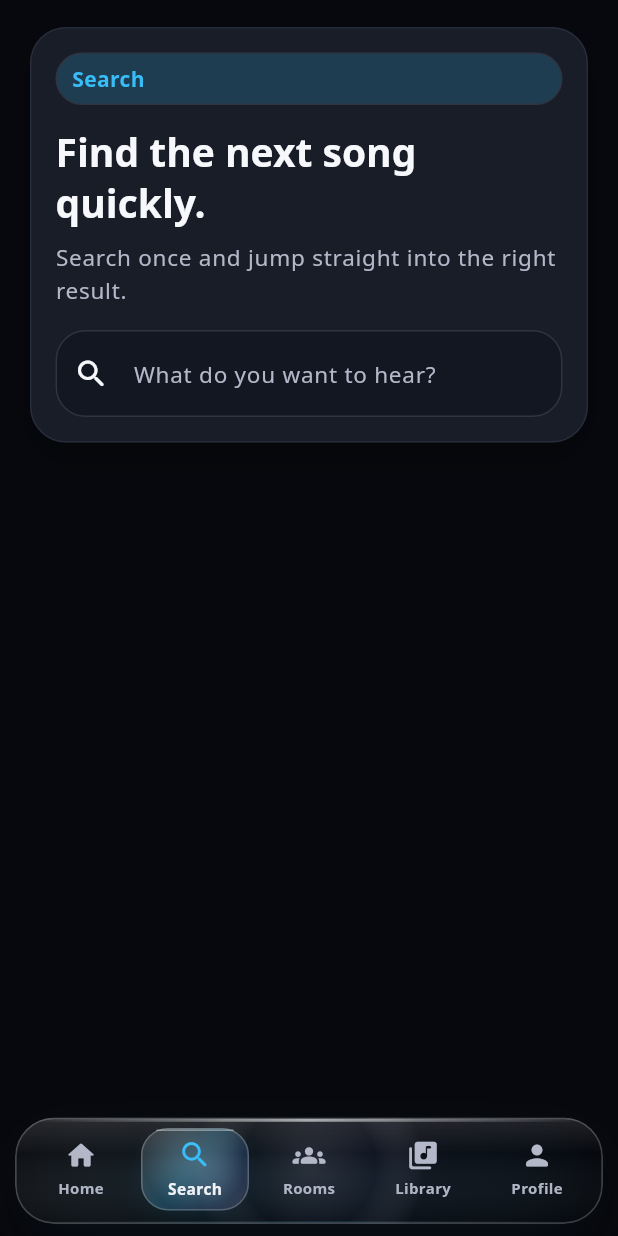
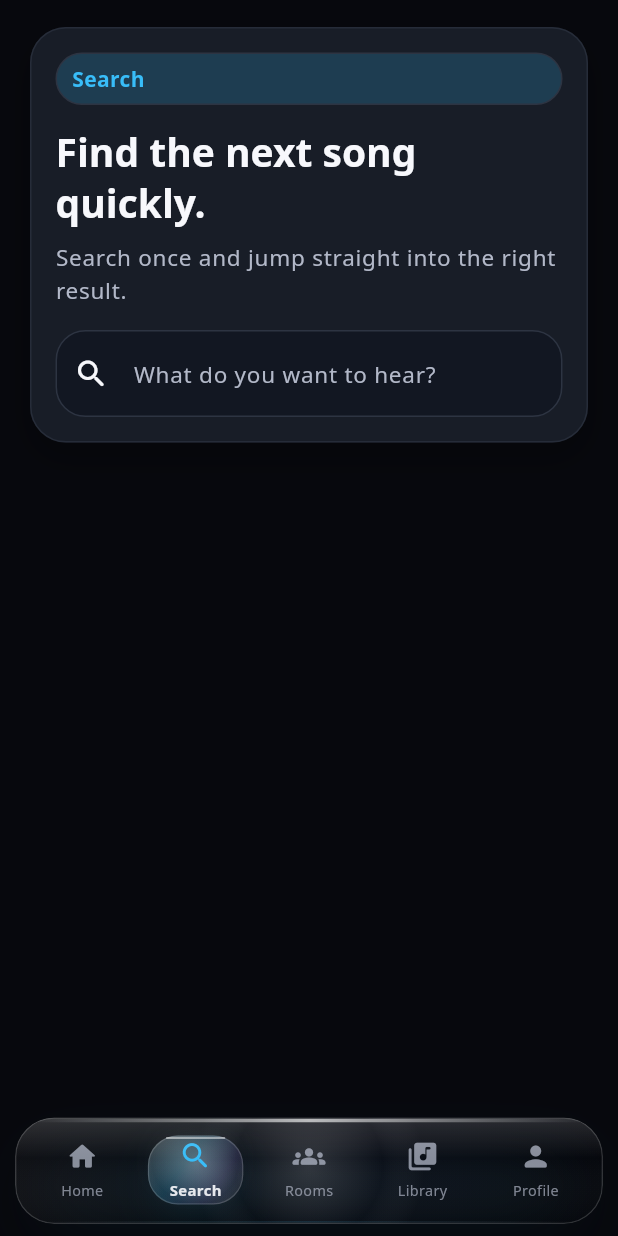
Before and after one commit to SkyBotsDeveloper/AurexWeb, a Flutter app: the screen it shows after launch, item 2 of the bottom bar chosen, on a phone screen of 412 x 824 dp. Run offline on Flutter 3.47's test engine with Material 3 defaults, Android fonts, the phone set to English and light mode, and no system bars; our stand-ins replace audio_service, cached_network_image, dio, flutter_riverpod, go_router, just_audio and 9 more; missing offline and left inert: just_audio_media_kit; accounts and stored records are empty; network calls fail.

Commit message:
Polish Android liquid glass dock

```diff
--- a/lib/app/router/app_router.dart
+++ b/lib/app/router/app_router.dart
@@ -271,10 +271,10 @@ class _AppShell extends ConsumerWidget {
                               borderRadius: BorderRadius.circular(
                                 compactBottomChrome ? 22 : 26,
                               ),
-                              blurSigma: 15,
+                              blurSigma: 13.5,
                               tintColor: isDark
-                                  ? palette.surfaceElevated.withAlpha(138)
-                                  : Colors.white.withAlpha(166),
+                                  ? palette.surfaceElevated.withAlpha(112)
+                                  : Colors.white.withAlpha(150),
                               child: const MiniPlayer(embedded: true),
                             ),
                             SizedBox(height: compactBottomChrome ? 7 : 9),
@@ -283,10 +283,10 @@ class _AppShell extends ConsumerWidget {
                             borderRadius: BorderRadius.circular(
                               compactBottomChrome ? 26 : 30,
                             ),
-                            blurSigma: 13,
+                            blurSigma: 11.5,
                             tintColor: isDark
-                                ? palette.surface.withAlpha(84)
-                                : Colors.white.withAlpha(122),
+                                ? palette.surface.withAlpha(54)
+                                : Colors.white.withAlpha(104),
                             child: AppBottomNav(
                               currentIndex: navigationShell.currentIndex,
                               embedded: true,
--- a/lib/core/widgets/app_bottom_nav.dart
+++ b/lib/core/widgets/app_bottom_nav.dart
@@ -1,3 +1,5 @@
+import 'dart:math' as math;
+
 import 'package:flutter/material.dart';
 import 'package:flutter_riverpod/flutter_riverpod.dart';
 
@@ -37,9 +39,9 @@ class AppBottomNav extends ConsumerWidget {
           ? EdgeInsets.zero
           : const EdgeInsets.fromLTRB(14, 0, 14, 14),
       padding: EdgeInsets.fromLTRB(
-        embedded ? 6 : 8,
-        embedded ? 6 : 8,
-        embedded ? 6 : 8,
+        embedded ? 7 : 8,
+        embedded ? 7 : 8,
+        embedded ? 7 : 8,
         embedded ? 8 : 8,
       ),
       decoration: embedded
@@ -98,18 +100,23 @@ class _LiquidNavItems extends StatelessWidget {
     return LayoutBuilder(
       builder: (context, constraints) {
         final itemWidth = constraints.maxWidth / items.length;
-        final gutter = compact ? 2.0 : 3.0;
+        final indicatorWidth = math.min(
+          itemWidth - (compact ? 12 : 16),
+          compact ? 74.0 : 88.0,
+        );
+        final indicatorLeft =
+            (currentIndex * itemWidth) + ((itemWidth - indicatorWidth) / 2);
 
         return Stack(
           clipBehavior: Clip.none,
           children: [
             AnimatedPositioned(
-              duration: const Duration(milliseconds: 460),
-              curve: Curves.easeOutBack,
-              left: currentIndex * itemWidth + gutter,
-              top: compact ? 1 : 0,
-              bottom: compact ? 1 : 0,
-              width: itemWidth - (gutter * 2),
+              duration: const Duration(milliseconds: 520),
+              curve: Curves.easeOutCubic,
+              left: indicatorLeft,
+              top: compact ? 5 : 6,
+              bottom: compact ? 5 : 6,
+              width: indicatorWidth,
               child: _LiquidNavIndicator(compact: compact, isDark: isDark),
             ),
             Row(
@@ -150,34 +157,36 @@ class _LiquidNavIndicator extends StatelessWidget {
 
     return DecoratedBox(
       decoration: BoxDecoration(
-        borderRadius: BorderRadius.circular(compact ? 18 : 20),
+        borderRadius: BorderRadius.circular(compact ? 20 : 22),
         gradient: LinearGradient(
           begin: Alignment.topLeft,
           end: Alignment.bottomRight,
           colors: [
-            Colors.white.withAlpha(isDark ? 34 : 122),
-            palette.accent.withAlpha(isDark ? 54 : 34),
-            palette.accentStrong.withAlpha(isDark ? 34 : 20),
+            Colors.white.withAlpha(isDark ? 58 : 138),
+            palette.accent.withAlpha(isDark ? 48 : 30),
+            palette.accentStrong.withAlpha(isDark ? 38 : 22),
+            Colors.white.withAlpha(isDark ? 16 : 74),
           ],
-          stops: const [0, 0.46, 1],
+          stops: const [0, 0.4, 0.72, 1],
         ),
         border: Border.all(
           color: isDark
-              ? Colors.white.withAlpha(58)
-              : Colors.white.withAlpha(210),
+              ? Colors.white.withAlpha(42)
+              : Colors.white.withAlpha(190),
+          width: 0.8,
         ),
         boxShadow: [
           BoxShadow(
-            color: palette.glow.withAlpha(isDark ? 46 : 24),
-            blurRadius: 24,
-            spreadRadius: -8,
-            offset: const Offset(0, 8),
+            color: palette.glow.withAlpha(isDark ? 50 : 26),
+            blurRadius: 28,
+            spreadRadius: -9,
+            offset: const Offset(0, 9),
           ),
           BoxShadow(
-            color: Colors.white.withAlpha(isDark ? 14 : 74),
-            blurRadius: 16,
-            spreadRadius: -10,
-            offset: const Offset(0, -5),
+            color: Colors.white.withAlpha(isDark ? 28 : 82),
+            blurRadius: 18,
+            spreadRadius: -11,
+            offset: const Offset(0, -6),
           ),
         ],
       ),
@@ -186,29 +195,29 @@ class _LiquidNavIndicator extends StatelessWidget {
           Positioned.fill(
             child: DecoratedBox(
               decoration: BoxDecoration(
-                borderRadius: BorderRadius.circular(compact ? 18 : 20),
+                borderRadius: BorderRadius.circular(compact ? 20 : 22),
                 gradient: RadialGradient(
-                  center: const Alignment(0, -0.18),
-                  radius: 1,
+                  center: const Alignment(0, -0.24),
+                  radius: 0.92,
                   colors: [
-                    Colors.white.withAlpha(isDark ? 38 : 116),
+                    Colors.white.withAlpha(isDark ? 62 : 132),
                     Colors.white.withAlpha(0),
-                    Colors.black.withAlpha(isDark ? 28 : 0),
+                    Colors.black.withAlpha(isDark ? 10 : 0),
                   ],
-                  stops: const [0, 0.62, 1],
+                  stops: const [0, 0.68, 1],
                 ),
               ),
             ),
           ),
           Positioned(
-            left: 10,
-            right: 10,
+            left: 12,
+            right: 12,
             top: 1,
-            height: 1,
+            height: 1.4,
             child: DecoratedBox(
               decoration: BoxDecoration(
                 borderRadius: BorderRadius.circular(999),
-                color: Colors.white.withAlpha(isDark ? 96 : 190),
+                color: Colors.white.withAlpha(isDark ? 128 : 208),
               ),
             ),
           ),
@@ -243,7 +252,7 @@ class _LiquidNavItem extends StatelessWidget {
       scale: selected ? 1.035 : 1,
       child: Padding(
         padding: EdgeInsets.symmetric(
-          vertical: compact ? 8 : 10,
+          vertical: compact ? 8 : 9,
           horizontal: compact ? 2 : 4,
         ),
         child: Column(
@@ -254,7 +263,9 @@ class _LiquidNavItem extends StatelessWidget {
               children: [
                 TweenAnimationBuilder<Color?>(
                   tween: ColorTween(
-                    end: selected ? palette.accent : palette.textSecondary,
+                    end: selected
+                        ? palette.accent
+                        : palette.textSecondary.withAlpha(190),
                   ),
                   duration: const Duration(milliseconds: 220),
                   curve: Curves.easeOutCubic,
@@ -270,7 +281,9 @@ class _LiquidNavItem extends StatelessWidget {
               fit: BoxFit.scaleDown,
               child: TweenAnimationBuilder<Color?>(
                 tween: ColorTween(
-                  end: selected ? palette.textPrimary : palette.textSecondary,
+                  end: selected
+                      ? palette.textPrimary.withAlpha(238)
+                      : palette.textSecondary.withAlpha(178),
                 ),
                 duration: const Duration(milliseconds: 220),
                 curve: Curves.easeOutCubic,
@@ -278,8 +291,8 @@ class _LiquidNavItem extends StatelessWidget {
                   label,
                   maxLines: 1,
                   style: TextStyle(
-                    fontSize: compact ? 10 : 11,
-                    fontWeight: selected ? FontWeight.w700 : FontWeight.w600,
+                    fontSize: compact ? 9.6 : 10.5,
+                    fontWeight: selected ? FontWeight.w700 : FontWeight.w500,
                     color: color,
                   ),
                 ),
--- a/lib/core/widgets/frosted_glass.dart
+++ b/lib/core/widgets/frosted_glass.dart
@@ -27,11 +27,11 @@ class FrostedGlass extends StatelessWidget {
     final tint =
         tintColor ??
         (isDark
-            ? palette.surfaceElevated.withAlpha(118)
-            : Colors.white.withAlpha(138));
+            ? palette.surfaceElevated.withAlpha(92)
+            : Colors.white.withAlpha(120));
     final borderColor = isDark
-        ? Colors.white.withAlpha(52)
-        : Colors.white.withAlpha(232);
+        ? Colors.white.withAlpha(42)
+        : Colors.white.withAlpha(210);
 
     return RepaintBoundary(
       child: DecoratedBox(
@@ -39,16 +39,16 @@ class FrostedGlass extends StatelessWidget {
           borderRadius: borderRadius,
           boxShadow: [
             BoxShadow(
-              color: palette.shadow.withAlpha(isDark ? 132 : 54),
-              blurRadius: 38,
-              spreadRadius: -11,
-              offset: const Offset(0, 20),
+              color: palette.shadow.withAlpha(isDark ? 118 : 48),
+              blurRadius: 42,
+              spreadRadius: -14,
+              offset: const Offset(0, 22),
             ),
             BoxShadow(
-              color: palette.accent.withAlpha(isDark ? 38 : 22),
-              blurRadius: 34,
-              spreadRadius: -18,
-              offset: const Offset(0, 11),
+              color: palette.accent.withAlpha(isDark ? 30 : 18),
+              blurRadius: 38,
+              spreadRadius: -20,
+              offset: const Offset(0, 13),
             ),
           ],
         ),
@@ -67,12 +67,12 @@ class FrostedGlass extends StatelessWidget {
                         begin: Alignment.topLeft,
                         end: Alignment.bottomRight,
                         colors: [
-                          Colors.white.withAlpha(isDark ? 34 : 116),
-                          tint.withAlpha(isDark ? 104 : 126),
-                          palette.accentStrong.withAlpha(isDark ? 22 : 12),
-                          Colors.black.withAlpha(isDark ? 24 : 0),
+                          Colors.white.withAlpha(isDark ? 48 : 120),
+                          tint.withAlpha(isDark ? 74 : 112),
+                          palette.accentStrong.withAlpha(isDark ? 24 : 14),
+                          Colors.black.withAlpha(isDark ? 13 : 0),
                         ],
-                        stops: const [0, 0.38, 0.72, 1],
+                        stops: const [0, 0.34, 0.74, 1],
                       ),
                     ),
                   ),
@@ -85,11 +85,11 @@ class FrostedGlass extends StatelessWidget {
                         center: const Alignment(0, -0.08),
                         radius: 1.08,
                         colors: [
-                          Colors.white.withAlpha(isDark ? 24 : 64),
+                          Colors.white.withAlpha(isDark ? 38 : 72),
                           Colors.white.withAlpha(0),
-                          Colors.black.withAlpha(isDark ? 44 : 0),
+                          Colors.black.withAlpha(isDark ? 22 : 0),
                         ],
-                        stops: const [0, 0.58, 1],
+                        stops: const [0, 0.64, 1],
                       ),
                     ),
                   ),
@@ -104,11 +104,11 @@ class FrostedGlass extends StatelessWidget {
                           begin: Alignment.topCenter,
                           end: Alignment.bottomCenter,
                           colors: [
-                            Colors.white.withAlpha(isDark ? 28 : 74),
+                            Colors.white.withAlpha(isDark ? 36 : 82),
                             Colors.white.withAlpha(0),
-                            Colors.black.withAlpha(isDark ? 26 : 0),
+                            Colors.black.withAlpha(isDark ? 18 : 0),
                           ],
-                          stops: const [0, 0.34, 1],
+                          stops: const [0, 0.38, 1],
                         ),
                       ),
                     ),
@@ -119,7 +119,7 @@ class FrostedGlass extends StatelessWidget {
                     child: DecoratedBox(
                       decoration: BoxDecoration(
                         borderRadius: borderRadius,
-                        border: Border.all(color: borderColor, width: 1.15),
+                        border: Border.all(color: borderColor, width: 0.9),
                       ),
                     ),
                   ),
@@ -128,7 +128,7 @@ class FrostedGlass extends StatelessWidget {
                   left: 10,
                   right: 10,
                   top: 1,
-                  height: 1.8,
+                  height: 2.2,
                   child: IgnorePointer(
                     child: DecoratedBox(
                       decoration: BoxDecoration(
@@ -136,7 +136,7 @@ class FrostedGlass extends StatelessWidget {
                         gradient: LinearGradient(
                           colors: [
                             Colors.white.withAlpha(0),
-                            Colors.white.withAlpha(isDark ? 150 : 220),
+                            Colors.white.withAlpha(isDark ? 168 : 228),
                             Colors.white.withAlpha(0),
                           ],
                         ),
--- a/lib/features/player/presentation/mini_player.dart
+++ b/lib/features/player/presentation/mini_player.dart
@@ -53,7 +53,9 @@ class MiniPlayer extends ConsumerWidget {
                     ? Colors.transparent
                     : palette.surfaceElevated.withAlpha(245),
                 borderRadius: BorderRadius.circular(24),
-                border: embedded ? null : Border.all(color: palette.border),
+                border: embedded
+                    ? null
+                    : Border.all(color: palette.border.withAlpha(190)),
               ),
               child: InkWell(
                 borderRadius: BorderRadius.circular(24),
@@ -152,7 +154,9 @@ class MiniPlayer extends ConsumerWidget {
                                 ? null
                                 : controller.togglePlayPause,
                             style: FilledButton.styleFrom(
-                              backgroundColor: palette.accent.withAlpha(46),
+                              backgroundColor: palette.accent.withAlpha(
+                                embedded ? 34 : 46,
+                              ),
                               foregroundColor: palette.textPrimary,
                               minimumSize: Size(
                                 ultraCompact ? 38 : (compact ? 42 : 46),
@@ -160,6 +164,11 @@ class MiniPlayer extends ConsumerWidget {
                               ),
                               padding: EdgeInsets.zero,
                               shape: RoundedRectangleBorder(
+                                side: embedded
+                                    ? BorderSide(
+                                        color: Colors.white.withAlpha(30),
+                                      )
+                                    : BorderSide.none,
                                 borderRadius: BorderRadius.circular(
                                   ultraCompact ? 14 : 16,
                                 ),
```
